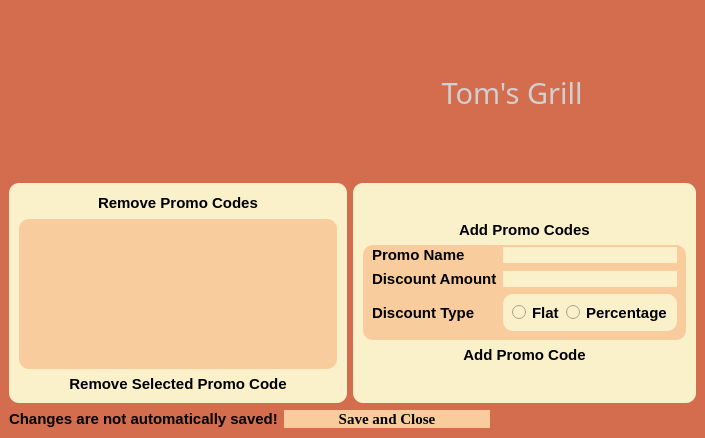
Before: the Qt Designer form promocodeswindow.ui in PeteCastle/PEx5, drawn with Qt 5.
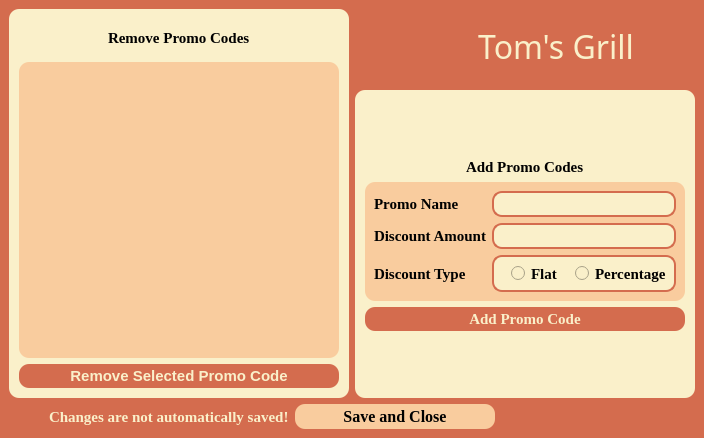
After: the same form once the commit is applied. Icons and pictures are not drawn.

The edit to the form file:
```diff
--- a/promocodeswindow.ui
+++ b/promocodeswindow.ui
@@ -6,7 +6,7 @@
    <rect>
     <x>0</x>
     <y>0</y>
-    <width>696</width>
+    <width>704</width>
     <height>438</height>
    </rect>
   </property>
@@ -17,131 +17,163 @@
    <string notr="true">background-color: rgb(212, 108, 78);</string>
   </property>
   <widget class="QWidget" name="centralwidget">
-   <layout class="QVBoxLayout" name="verticalLayout_3">
+   <property name="styleSheet">
+    <string notr="true"> QScrollBar:vertical {
+	border: none;
+	background: rgb(249, 204, 158);
+    width: 14px;
+    margin: 15px 0 15px 0;
+	border-radius: 0px;
+ }
+
+/*  HANDLE BAR VERTICAL */
+QScrollBar::handle:vertical {	
+	background-color: rgb(255, 129, 94);
+	min-height: 30px;
+	border-radius: 7px;
+}
+QScrollBar::handle:vertical:hover{	
+	background-color: rgb(221, 154, 109);
+}
+QScrollBar::handle:vertical:pressed {	
+	background-color: rgb(212, 108, 78);
+}
+
+/* BTN TOP - SCROLLBAR */
+QScrollBar::sub-line:vertical {
+	border: none;
+	background-color: rgb(89, 52, 27);
+	height: 15px;
+	border-top-left-radius: 7px;
+	border-top-right-radius: 7px;
+	subcontrol-position: top;
+	subcontrol-origin: margin;
+}
+QScrollBar::sub-line:vertical:hover {	
+	background-color: rgb(197, 114, 59);
+}
+QScrollBar::sub-line:vertical:pressed {	
+	background-color: rgb(49, 28, 15);
+}
+
+/* BTN BOTTOM - SCROLLBAR */
+QScrollBar::add-line:vertical {
+	border: none;
+	background-color: rgb(89, 52, 27);
+	height: 15px;
+	border-bottom-left-radius: 7px;
+	border-bottom-right-radius: 7px;
+	subcontrol-position: bottom;
+	subcontrol-origin: margin;
+}
+QScrollBar::add-line:vertical:hover {	
+	background-color: rgb(197, 114, 59);
+}
+QScrollBar::add-line:vertical:pressed {	
+	background-color: rgb(49, 28, 15);
+}
+
+
+
+
+
+
+
+
+
+
+
+
+
+
+QScrollBar:vertical {
+	border: none;
+	background: rgb(249, 204, 158);
+    width: 14px;
+    margin: 15px 0 15px 0;
+	border-radius: 0px;
+ }
+
+/*  HANDLE BAR VERTICAL */
+QScrollBar::handle:horizontal {	
+	background-color: rgb(255, 129, 94);
+	min-height: 30px;
+	border-radius: 7px;
+}
+QScrollBar::handle:horizontal:hover{	
+	background-color: rgb(221, 154, 109);
+}
+QScrollBar::handle:horizontal:pressed {	
+	background-color: rgb(212, 108, 78);
+}
+
+/* BTN TOP - SCROLLBAR */
+QScrollBar::sub-line:horizontal {
+	border: none;
+	background-color: rgb(89, 52, 27);
+	height: 15px;
+	border-top-left-radius: 7px;
+	border-top-right-radius: 7px;
+	subcontrol-position: top;
+	subcontrol-origin: margin;
+}
+QScrollBar::sub-line:horizontal:hover {	
+	background-color: rgb(197, 114, 59);
+}
+QScrollBar::sub-line:horizontal:pressed {	
+	background-color: rgb(49, 28, 15);
+}
+
+/* BTN BOTTOM - SCROLLBAR */
+QScrollBar::add-line:horizontal {
+	border: none;
+	background-color: rgb(89, 52, 27);
+	height: 15px;
+	border-bottom-left-radius: 7px;
+	border-bottom-right-radius: 7px;
+	subcontrol-position: bottom;
+	subcontrol-origin: margin;
+}
+QScrollBar::add-line:horizontal:hover {	
+	background-color: rgb(197, 114, 59);
+}
+QScrollBar::add-line:horizontal:pressed {	
+	background-color: rgb(49, 28, 15);
+}
+
+
+
+
+
+
+
+
+
+
+
+
+
+
+QPushButton{
+	background-color: rgb(249, 204, 158);
+	color: rgb(89, 52, 27);
+	border-radius: 10px;
+}
+QPushButton::hover{
+	border: 5px solid rgb(138, 80, 42);
+}
+QPushButton::pressed{
+	border: 5px solid rgb(89, 52, 27);
+}</string>
+   </property>
+   <layout class="QVBoxLayout" name="verticalLayout_3" stretch="90,10">
     <item>
-     <widget class="QWidget" name="" native="true">
-      <layout class="QHBoxLayout" name="horizontalLayout">
-       <item alignment="Qt::AlignRight">
-        <widget class="QLabel" name="RestaurantNameLogo">
-         <property name="text">
-          <string/>
-         </property>
-        </widget>
-       </item>
-       <item>
-        <widget class="QLabel" name="label">
-         <property name="minimumSize">
-          <size>
-           <width>300</width>
-           <height>150</height>
-          </size>
-         </property>
-         <property name="maximumSize">
-          <size>
-           <width>300</width>
-           <height>150</height>
-          </size>
-         </property>
-         <property name="styleSheet">
-          <string notr="true">image: url(:/logo/pictures/logo 2.png);</string>
-         </property>
-         <property name="text">
-          <string/>
-         </property>
-        </widget>
-       </item>
-       <item>
-        <widget class="QLabel" name="RestaurantNameLabel">
-         <property name="minimumSize">
-          <size>
-           <width>350</width>
-           <height>0</height>
-          </size>
-         </property>
-         <property name="font">
-          <font>
-           <family>Vineta BT</family>
-           <pointsize>22</pointsize>
-          </font>
-         </property>
-         <property name="styleSheet">
-          <string notr="true">color: rgb(208, 208, 208);</string>
-         </property>
-         <property name="text">
-          <string>&lt;html&gt;&lt;head/&gt;&lt;body&gt;&lt;p align=&quot;center&quot;&gt;Tom's Grill&lt;/p&gt;&lt;/body&gt;&lt;/html&gt;</string>
-         </property>
-        </widget>
-       </item>
-      </layout>
-     </widget>
-    </item>
-    <item>
-     <layout class="QHBoxLayout" name="horizontalLayout_2">
+     <layout class="QGridLayout" name="gridLayout">
       <property name="topMargin">
        <number>0</number>
       </property>
-      <item>
-       <widget class="QWidget" name="" native="true">
-        <property name="styleSheet">
-         <string notr="true">color: rgb(0, 0, 0);
-background-color: rgb(250, 240, 202);
-border-radius: 10px
-</string>
-        </property>
-        <layout class="QVBoxLayout" name="verticalLayout_2" stretch="10,75,15">
-         <property name="leftMargin">
-          <number>10</number>
-         </property>
-         <property name="topMargin">
-          <number>10</number>
-         </property>
-         <property name="rightMargin">
-          <number>10</number>
-         </property>
-         <property name="bottomMargin">
-          <number>10</number>
-         </property>
-         <item alignment="Qt::AlignHCenter">
-          <widget class="QLabel" name="RemovePromoCodeLabel">
-           <property name="font">
-            <font>
-             <pointsize>11</pointsize>
-             <bold>true</bold>
-            </font>
-           </property>
-           <property name="text">
-            <string>Remove Promo Codes</string>
-           </property>
-          </widget>
-         </item>
-         <item>
-          <widget class="QListWidget" name="PromoCodesList">
-           <property name="styleSheet">
-            <string notr="true">color: rgb(0, 0, 0);
-background-color: rgb(249, 204, 158);
-border-radius: 10px
-</string>
-           </property>
-          </widget>
-         </item>
-         <item>
-          <widget class="QPushButton" name="RemovePromoCodeButton">
-           <property name="font">
-            <font>
-             <pointsize>11</pointsize>
-             <bold>true</bold>
-            </font>
-           </property>
-           <property name="text">
-            <string>Remove Selected Promo Code</string>
-           </property>
-          </widget>
-         </item>
-        </layout>
-       </widget>
-      </item>
-      <item>
-       <widget class="QWidget" name="" native="true">
+      <item row="1" column="1">
+       <widget class="QWidget" name="widget" native="true">
         <property name="styleSheet">
          <string notr="true">color: rgb(0, 0, 0);
 background-color: rgb(250, 240, 202);
@@ -178,6 +210,7 @@
           <widget class="QLabel" name="AddPromoCodeLabel">
            <property name="font">
             <font>
+             <family>Georgia</family>
              <pointsize>11</pointsize>
              <bold>true</bold>
             </font>
@@ -188,7 +221,7 @@
           </widget>
          </item>
          <item>
-          <widget class="QWidget" name="" native="true">
+          <widget class="QWidget" name="widget" native="true">
            <property name="styleSheet">
             <string notr="true">color: rgb(0, 0, 0);
 background-color: rgb(249, 204, 158);
@@ -197,12 +230,13 @@
            </property>
            <layout class="QGridLayout" name="gridLayout_2">
             <property name="topMargin">
-             <number>1</number>
+             <number>9</number>
             </property>
             <item row="0" column="0">
              <widget class="QLabel" name="PromoNameButton">
               <property name="font">
                <font>
+                <family>Georgia</family>
                 <pointsize>11</pointsize>
                 <bold>true</bold>
                </font>
@@ -215,9 +249,17 @@
             <item row="0" column="1">
              <widget class="QLineEdit" name="PromoNameLineEdit">
               <property name="styleSheet">
-               <string notr="true">color: rgb(0, 0, 0);
-background-color: rgb(250, 240, 202);
-border-radius: 10px
+               <string notr="true">
+
+
+QLineEdit{
+	background-color: rgb(250, 240, 202);
+	color: rgb(89, 52, 27);
+	font : 16 px 'Georgia';
+	padding: 3px 10px 3px 10px;
+	border: 2px solid rgb(212, 108, 78);
+}
+
 </string>
               </property>
              </widget>
@@ -226,6 +268,7 @@
              <widget class="QLabel" name="DiscountAmountButton">
               <property name="font">
                <font>
+                <family>Georgia</family>
                 <pointsize>11</pointsize>
                 <bold>true</bold>
                </font>
@@ -238,9 +281,14 @@
             <item row="1" column="1">
              <widget class="QLineEdit" name="DiscountAmountLineEdit">
               <property name="styleSheet">
-               <string notr="true">color: rgb(0, 0, 0);
-background-color: rgb(250, 240, 202);
-border-radius: 10px
+               <string notr="true">QLineEdit{
+	background-color: rgb(250, 240, 202);
+	color: rgb(89, 52, 27);
+	font : 16 px 'Georgia';
+	padding: 3px 10px 3px 10px;
+	border: 2px solid rgb(212, 108, 78);
+}
+
 </string>
               </property>
              </widget>
@@ -249,6 +297,7 @@
              <widget class="QLabel" name="DiscountTypeButton">
               <property name="font">
                <font>
+                <family>Georgia</family>
                 <pointsize>11</pointsize>
                 <bold>true</bold>
                </font>
@@ -259,18 +308,28 @@
              </widget>
             </item>
             <item row="2" column="1">
-             <widget class="QWidget" name="" native="true">
+             <widget class="QWidget" name="widget" native="true">
               <property name="styleSheet">
-               <string notr="true">color: rgb(0, 0, 0);
+               <string notr="true">QWidget{
+
+color: rgb(0, 0, 0);
 background-color: rgb(250, 240, 202);
-border-radius: 10px
-</string>
+border-radius: 10px;
+border: 2px solid rgb(212, 108, 78);
+
+}
+
+
+QRadioButton{
+	border:none;
+}</string>
               </property>
               <layout class="QHBoxLayout" name="horizontalLayout_5">
                <item alignment="Qt::AlignHCenter">
                 <widget class="QRadioButton" name="FlatDiscountButton">
                  <property name="font">
                   <font>
+                   <family>Georgia</family>
                    <pointsize>11</pointsize>
                    <bold>true</bold>
                   </font>
@@ -284,6 +343,7 @@
                 <widget class="QRadioButton" name="PercentageButton">
                  <property name="font">
                   <font>
+                   <family>Georgia</family>
                    <pointsize>11</pointsize>
                    <bold>true</bold>
                   </font>
@@ -303,10 +363,16 @@
           <widget class="QPushButton" name="AddPromoCodeButton">
            <property name="font">
             <font>
+             <family>Georgia</family>
              <pointsize>11</pointsize>
              <bold>true</bold>
             </font>
            </property>
+           <property name="styleSheet">
+            <string notr="true">background-color: rgb(212, 108, 78);
+color: rgb(250, 240, 202);
+padding: 3px 3px 3px 3px;</string>
+           </property>
            <property name="text">
             <string>Add Promo Code</string>
            </property>
@@ -328,23 +394,180 @@
         </layout>
        </widget>
       </item>
+      <item row="0" column="1">
+       <layout class="QHBoxLayout" name="horizontalLayout_4" stretch="35,65">
+        <property name="topMargin">
+         <number>0</number>
+        </property>
+        <item alignment="Qt::AlignRight">
+         <widget class="QLabel" name="label">
+          <property name="minimumSize">
+           <size>
+            <width>75</width>
+            <height>75</height>
+           </size>
+          </property>
+          <property name="maximumSize">
+           <size>
+            <width>16777215</width>
+            <height>16777215</height>
+           </size>
+          </property>
+          <property name="styleSheet">
+           <string notr="true">image: url(:/logo/pictures/logo 2.png);</string>
+          </property>
+          <property name="text">
+           <string/>
+          </property>
+          <property name="scaledContents">
+           <bool>true</bool>
+          </property>
+         </widget>
+        </item>
+        <item alignment="Qt::AlignLeft">
+         <widget class="QLabel" name="RestaurantNameLabel">
+          <property name="minimumSize">
+           <size>
+            <width>0</width>
+            <height>0</height>
+           </size>
+          </property>
+          <property name="font">
+           <font>
+            <family>Amsterdam Lentteria</family>
+            <pointsize>24</pointsize>
+            <italic>false</italic>
+            <bold>false</bold>
+           </font>
+          </property>
+          <property name="styleSheet">
+           <string notr="true">font: 24pt  'Amsterdam Lentteria';
+color: rgb(250, 240, 202);</string>
+          </property>
+          <property name="text">
+           <string>&lt;html&gt;&lt;head/&gt;&lt;body&gt;&lt;p align=&quot;center&quot;&gt;Tom's Grill&lt;/p&gt;&lt;/body&gt;&lt;/html&gt;</string>
+          </property>
+         </widget>
+        </item>
+       </layout>
+      </item>
+      <item row="0" column="0" rowspan="2">
+       <widget class="QWidget" name="widget" native="true">
+        <property name="styleSheet">
+         <string notr="true">color: rgb(0, 0, 0);
+background-color: rgb(250, 240, 202);
+border-radius: 10px
+</string>
+        </property>
+        <layout class="QVBoxLayout" name="verticalLayout_2" stretch="10,80,10">
+         <property name="leftMargin">
+          <number>10</number>
+         </property>
+         <property name="topMargin">
+          <number>10</number>
+         </property>
+         <property name="rightMargin">
+          <number>10</number>
+         </property>
+         <property name="bottomMargin">
+          <number>10</number>
+         </property>
+         <item alignment="Qt::AlignHCenter">
+          <widget class="QLabel" name="RemovePromoCodeLabel">
+           <property name="font">
+            <font>
+             <family>Georgia</family>
+             <pointsize>11</pointsize>
+             <bold>true</bold>
+            </font>
+           </property>
+           <property name="text">
+            <string>Remove Promo Codes</string>
+           </property>
+          </widget>
+         </item>
+         <item>
+          <widget class="QListView" name="PromoCodesList">
+           <property name="styleSheet">
+            <string notr="true">QListView {
+    show-decoration-selected: 0; /* make the selection span the entire width of the view */
+	
+	background-color: rgb(249, 204, 158);
+	border-radius: 10px;
+	font:  16px 'Georgia';
+	padding: 5px 5px 5px 5px;
+}
+QListView::item{
+	padding: 3px 0px 3px 0px;
+}
+QListView::item:selected {
+	background-color: rgb(89, 52, 27);
+	color: rgb(250, 240, 202);
+}
+
+QListView::item:selected:active {
+ 	background-color: rgb(89, 52, 27);
+	color: rgb(250, 240, 202);
+}
+
+QListView::item:hover {
+	background-color: rgb(250, 240, 202);
+}</string>
+           </property>
+          </widget>
+         </item>
+         <item>
+          <widget class="QPushButton" name="RemovePromoCodeButton">
+           <property name="font">
+            <font>
+             <pointsize>11</pointsize>
+             <bold>true</bold>
+            </font>
+           </property>
+           <property name="styleSheet">
+            <string notr="true">background-color: rgb(212, 108, 78);
+color: rgb(250, 240, 202);
+padding: 3px 3px 3px 3px;</string>
+           </property>
+           <property name="text">
+            <string>Remove Selected Promo Code</string>
+           </property>
+          </widget>
+         </item>
+        </layout>
+       </widget>
+      </item>
      </layout>
     </item>
     <item>
-     <layout class="QHBoxLayout" name="horizontalLayout_3" stretch="30,30,30">
+     <layout class="QHBoxLayout" name="horizontalLayout_3" stretch="0,30,30,30">
       <property name="topMargin">
        <number>0</number>
       </property>
+      <item>
+       <spacer name="horizontalSpacer_2">
+        <property name="orientation">
+         <enum>Qt::Horizontal</enum>
+        </property>
+        <property name="sizeHint" stdset="0">
+         <size>
+          <width>40</width>
+          <height>20</height>
+         </size>
+        </property>
+       </spacer>
+      </item>
       <item alignment="Qt::AlignRight">
        <widget class="QLabel" name="Notice">
         <property name="font">
          <font>
+          <family>Georgia</family>
           <pointsize>11</pointsize>
           <bold>true</bold>
          </font>
         </property>
         <property name="styleSheet">
-         <string notr="true">color: rgb(0, 0, 0);</string>
+         <string notr="true">color: rgb(250, 240, 202);</string>
         </property>
         <property name="text">
          <string>Changes are not automatically saved!</string>
@@ -356,14 +579,15 @@
         <property name="font">
          <font>
           <family>Georgia</family>
-          <pointsize>11</pointsize>
+          <pointsize>12</pointsize>
           <bold>true</bold>
          </font>
         </property>
         <property name="styleSheet">
          <string notr="true">color: rgb(0, 0, 0);
 background-color: rgb(249, 204, 158);
-border-radius: 10px
+border-radius: 10px;
+padding: 3px 3px 3px 3px;
 </string>
         </property>
         <property name="text">
```
